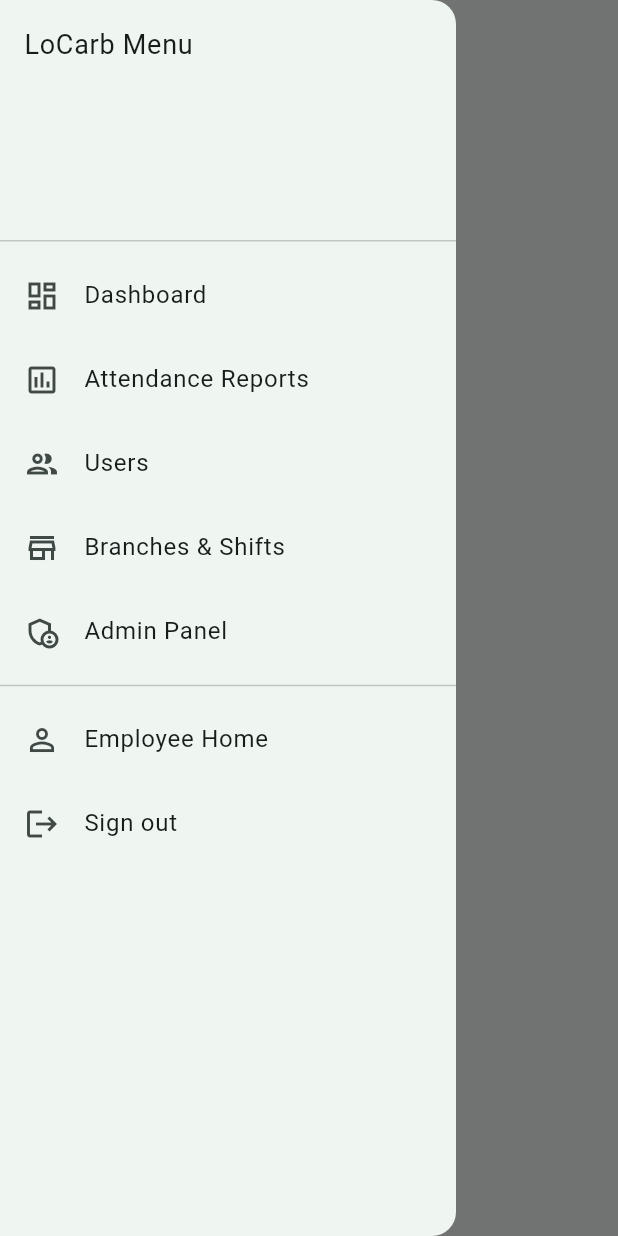
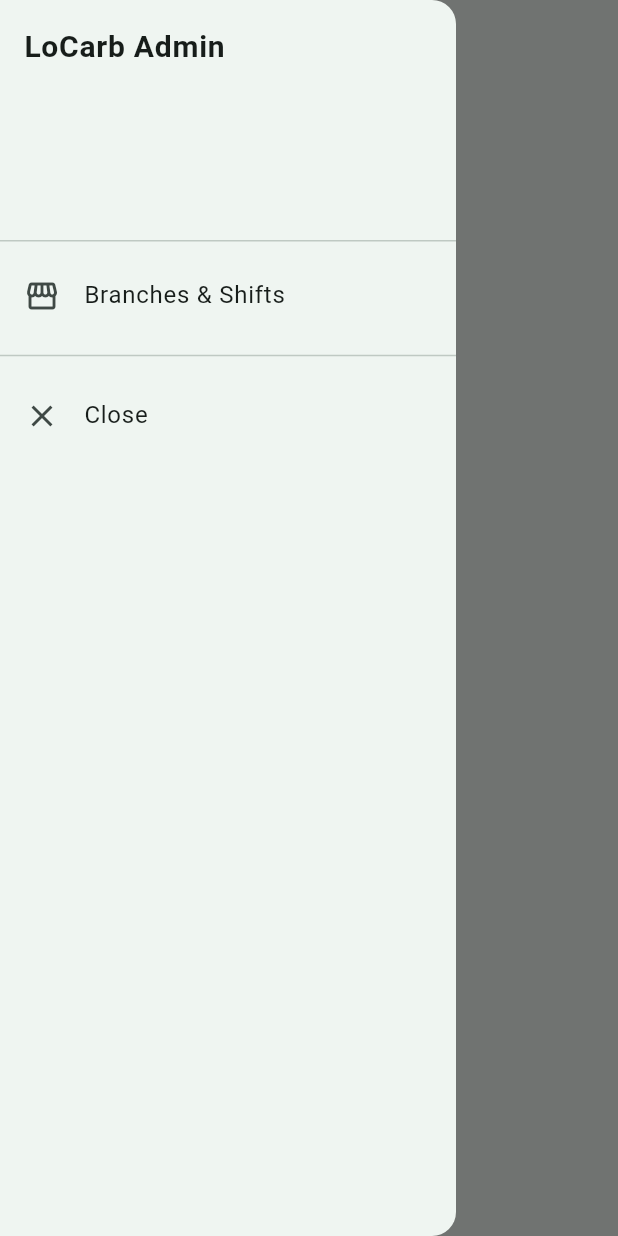
Before and after one commit to badteam/locarb-attendance-fresh, a Flutter app: the AdminPanelScreen screen opened by its route, with the side drawer open, on a phone screen of 412 x 824 dp. Run offline on Flutter 3.47's test engine with Material 3 defaults, Android fonts, the phone set to English and light mode, and no system bars; our stand-ins replace cloud_firestore, firebase_auth, firebase_core; missing offline and left inert: dart:html, excel; accounts and stored records are empty.

Commit message:
Update main_drawer.dart

```diff
--- a/lib/widgets/main_drawer.dart
+++ b/lib/widgets/main_drawer.dart
@@ -1,5 +1,5 @@
-  import 'package:flutter/material.dart';
-import 'package:firebase_auth/firebase_auth.dart';
+import 'package:flutter/material.dart';
+import '../screens/branches_shifts_screen.dart';
 
 class MainDrawer extends StatelessWidget {
   const MainDrawer({super.key});
@@ -12,49 +12,32 @@ class MainDrawer extends StatelessWidget {
           padding: EdgeInsets.zero,
           children: [
             const DrawerHeader(
-              child: Text('LoCarb Menu', style: TextStyle(fontSize: 18)),
+              decoration: BoxDecoration(),
+              child: Text(
+                'LoCarb Admin',
+                style: TextStyle(fontSize: 20, fontWeight: FontWeight.bold),
+              ),
             ),
+
             ListTile(
-              leading: const Icon(Icons.dashboard_outlined),
-              title: const Text('Dashboard'),
-              onTap: () => Navigator.pushReplacementNamed(context, '/'),
+              leading: const Icon(Icons.storefront),
+              title: const Text('Branches & Shifts'),
+              onTap: () {
+                Navigator.of(context).pop(); // اغلق الدروار
+                Navigator.of(context).push(
+                  MaterialPageRoute(
+                    builder: (_) => const BranchesShiftsScreen(),
+                  ),
+                );
+              },
             ),
+
+            const Divider(height: 24),
+
             ListTile(
-              leading: const Icon(Icons.assessment_outlined),
-              title: const Text('Attendance Reports'),
-              onTap: () => Navigator.pushReplacementNamed(context, '/reports'),
-            ),
-            ListTile(
-              leading: const Icon(Icons.group_outlined),
-              title: const Text('Users'),
-              onTap: () => Navigator.pushReplacementNamed(context, '/users'),
-            ),
-            ListTile(
-              leading: const Icon(Icons.store_outlined),
-              title: const Text('Branches & Shifts'),
-              onTap: () => Navigator.pushReplacementNamed(context, '/branches'),
-            ),
-            ListTile(
-              leading: const Icon(Icons.admin_panel_settings_outlined),
-              title: const Text('Admin Panel'),
-              onTap: () => Navigator.pushReplacementNamed(context, '/admin'),
-            ),
-            const Divider(),
-            ListTile(
-              leading: const Icon(Icons.person_outline),
-              title: const Text('Employee Home'),
-              onTap: () => Navigator.pushReplacementNamed(context, '/employee'),
-            ),
-            ListTile(
-              leading: const Icon(Icons.logout),
-              title: const Text('Sign out'),
-              onTap: () async {
-                await FirebaseAuth.instance.signOut();
-                if (context.mounted) {
-                  Navigator.of(context).popUntil((r) => r.isFirst);
-                  Navigator.pushReplacementNamed(context, '/');
-                }
-              },
+              leading: const Icon(Icons.close),
+              title: const Text('Close'),
+              onTap: () => Navigator.of(context).pop(),
             ),
           ],
         ),
```
